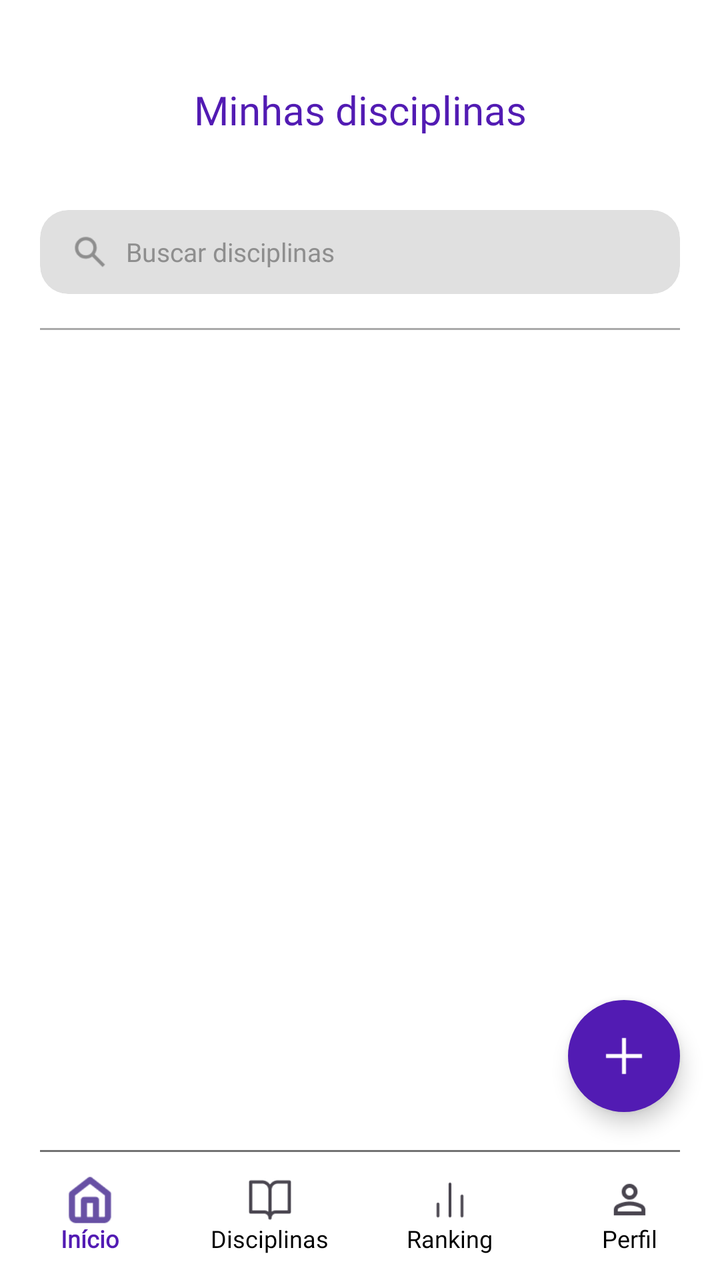
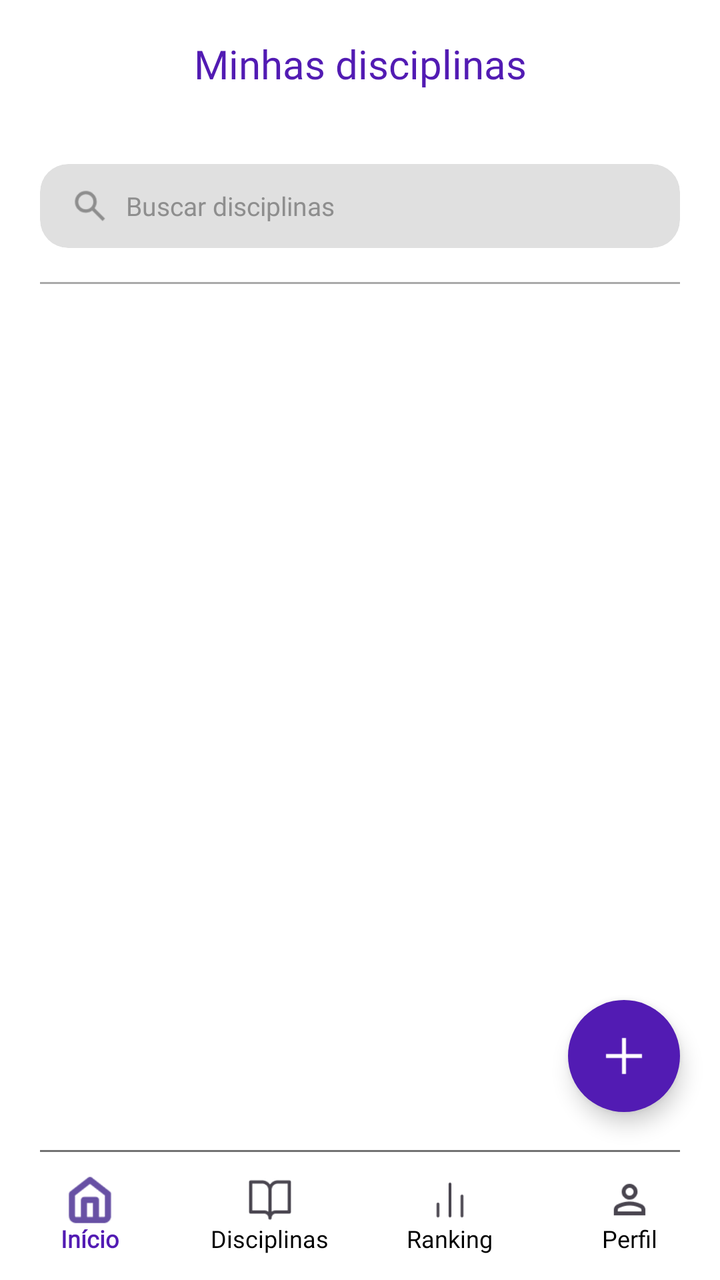

Screens rendered from an Android XML layout before and after an edit, with the pre-edit source and the edit as a unified diff.
<!-- AndroidManifest.xml: application theme Theme.MeuFuturoAgora -->
<!-- res/layout/activity_tela_disciplina_professor.xml -->
<?xml version="1.0" encoding="utf-8"?>
<androidx.constraintlayout.widget.ConstraintLayout
    xmlns:android="http://schemas.android.com/apk/res/android"
    xmlns:app="http://schemas.android.com/apk/res-auto"
    xmlns:tools="http://schemas.android.com/tools"
    android:id="@+id/main"
    android:layout_width="match_parent"
    android:layout_height="match_parent"
    android:background="@android:color/white"
    tools:context=".TelaDisciplinaProfessor">


    
    
    

    <TextView
        android:layout_marginTop="35dp"
        android:id="@+id/tvTituloDisciplinas"
        android:layout_width="wrap_content"
        android:gravity="center"
        android:layout_height="40dp"
        android:text="Minhas disciplinas"
        android:textColor="@color/roxo_primario"
        android:textSize="20sp"
        android:fontFamily="@font/poppins_bold"

        app:layout_constraintTop_toTopOf="parent"
        app:layout_constraintStart_toStartOf="parent"
        app:layout_constraintEnd_toEndOf="parent" />


    
    
    


    
    
    

    <LinearLayout
        android:layout_width="0dp"
        android:layout_height="0dp"
        android:orientation="vertical"
        android:paddingStart="20dp"
        android:paddingEnd="20dp"
        android:paddingTop="0dp"
        android:layout_marginTop="30dp"
        android:paddingBottom="10dp"

        app:layout_constraintTop_toBottomOf="@id/tvTituloDisciplinas"
        app:layout_constraintBottom_toTopOf="@id/bottomNavigation"
        app:layout_constraintStart_toStartOf="parent"
        app:layout_constraintEnd_toEndOf="parent">


        
        
        

        <androidx.cardview.widget.CardView
            android:layout_width="match_parent"
            android:layout_height="42dp"
            app:cardCornerRadius="14dp"
            app:cardElevation="0dp"
            app:cardBackgroundColor="#E0E0E0">

            <LinearLayout
                android:layout_width="match_parent"
                android:layout_height="match_parent"
                android:gravity="center_vertical"
                android:orientation="horizontal"
                android:paddingStart="15dp"
                android:paddingEnd="15dp">

                <ImageView
                    android:layout_width="20dp"
                    android:layout_height="20dp"
                    android:src="@drawable/ic_busca"
                    android:contentDescription="Buscar" />

                <EditText
                    android:id="@+id/edtBuscar"
                    android:layout_width="match_parent"
                    android:layout_height="match_parent"
                    android:layout_marginStart="8dp"
                    android:background="@null"
                    android:textColor="#8E8E8E"
                    android:textColorHint="#8E8E8E"
                    android:hint="Buscar disciplinas"
                    android:textSize="13sp"
                    android:fontFamily="@font/poppins_regular"
                    android:singleLine="true"
                    android:padding="0dp" />

            </LinearLayout>

        </androidx.cardview.widget.CardView>


        
        
        

        <View
            android:layout_width="match_parent"
            android:layout_height="1dp"
            android:layout_marginTop="17dp"
            android:background="#AAAAAA" />


        
        
        

        <androidx.recyclerview.widget.RecyclerView
            android:id="@+id/recyclerDisciplinas"
            android:layout_width="match_parent"
            android:layout_height="0dp"
            android:layout_weight="1"
            android:layout_marginTop="5dp"
            android:clipToPadding="false"
            android:paddingBottom="5dp" />

    </LinearLayout>


    
    
    

    <com.google.android.material.floatingactionbutton.FloatingActionButton
        android:id="@+id/btnCriarDisciplina"
        android:layout_width="wrap_content"
        android:layout_height="wrap_content"
        android:layout_marginEnd="20dp"
        android:layout_marginBottom="20dp"
        android:contentDescription="Criar disciplina"
        android:src="@drawable/ic_mais"
        app:backgroundTint="#521BB3"
        app:shapeAppearanceOverlay="@style/CircleImageView"
        app:tint="@android:color/white"
        app:layout_constraintBottom_toTopOf="@id/bottomNavigation"
        app:layout_constraintEnd_toEndOf="parent" />


    
    
    

    <View
        android:id="@+id/linhaBottomBar"
        android:layout_width="0dp"
        android:layout_height="1dp"
        android:layout_marginStart="20dp"
        android:layout_marginEnd="20dp"
        android:background="#737373"
        app:layout_constraintBottom_toTopOf="@id/bottomNavigation"
        app:layout_constraintEnd_toEndOf="parent"
        app:layout_constraintStart_toStartOf="parent" />

    <com.google.android.material.bottomnavigation.BottomNavigationView
        android:id="@+id/bottomNavigation"
        android:layout_width="0dp"
        android:layout_height="wrap_content"
        app:paddingBottomSystemWindowInsets="false"
        android:background="@android:color/white"
        android:minHeight="64dp"
        app:itemActiveIndicatorStyle="@style/BottomNavigationActiveIndicator"
        app:itemHorizontalTranslationEnabled="false"
        app:itemIconSize="24dp"
        app:itemIconTint="@null"
        app:itemTextAppearanceActive="@style/BottomNavigationText"
        app:itemTextAppearanceInactive="@style/BottomNavigationText"
        app:itemTextColor="@color/bottom_navigation_text"
        app:labelVisibilityMode="labeled"
        app:layout_constraintBottom_toBottomOf="parent"
        app:layout_constraintEnd_toEndOf="parent"
        app:layout_constraintStart_toStartOf="parent"
        app:menu="@menu/menu_professor" />

</androidx.constraintlayout.widget.ConstraintLayout>
<!-- resources referenced by this layout -->
<resources>
  <color name="roxo_primario">#521BB3</color>
  <!-- drawable ic_busca: png bitmap (drawable, 598 bytes) -->
  <!-- drawable ic_mais: png bitmap (drawable, 541 bytes) -->
  <style name="BottomNavigationActiveIndicator">
          <item name="android:color">@android:color/transparent</item>
      </style>
  <style name="BottomNavigationText">
          <item name="android:textSize">12sp</item>
          <item name="android:fontFamily">@font/poppins_semibold</item>
      </style>
  <style name="CircleImageView">
          <item name="cornerFamily">rounded</item>
          <item name="cornerSize">50%</item>
      </style>
  <style name="Theme.MeuFuturoAgora" parent="Base.Theme.MeuFuturoAgora" />
  <style name="Base.Theme.MeuFuturoAgora" parent="Theme.Material3.DayNight.NoActionBar">
          <item name="android:navigationBarColor">@android:color/transparent</item>
      </style>
</resources>

<!-- the commit's change to res/layout/activity_tela_disciplina_professor.xml (unified diff, before → after) -->
@@ -15,7 +15,7 @@
     
 
     <TextView
-        android:layout_marginTop="35dp"
+        android:layout_marginTop="12dp"
         android:id="@+id/tvTituloDisciplinas"
         android:layout_width="wrap_content"
         android:gravity="center"
